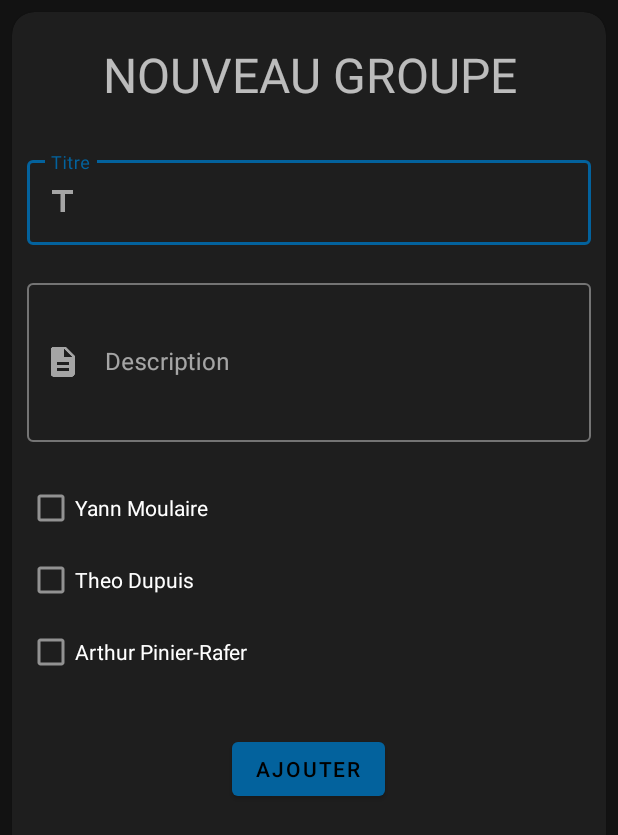
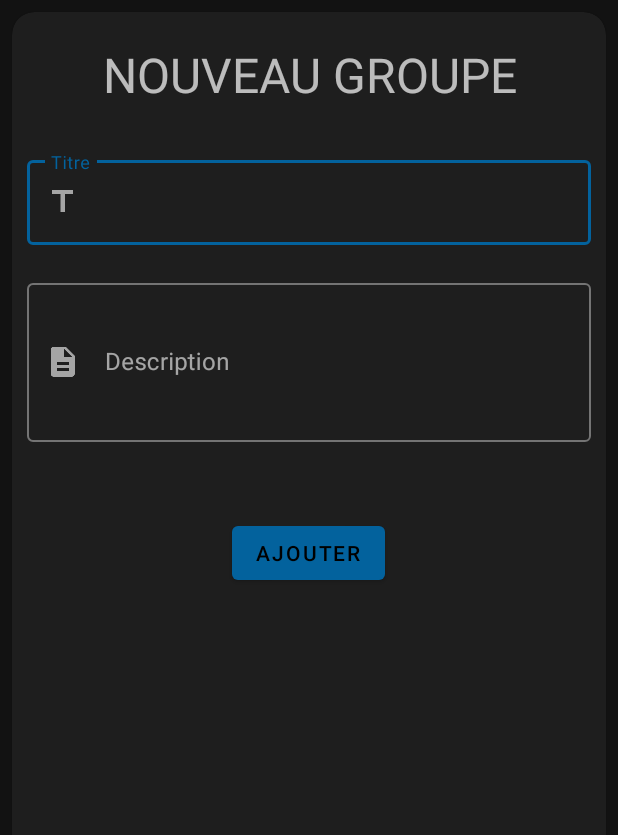
Before and after one commit to BoyPit/Telecount, an Android app: the GroupActivity screen opened directly, with no data from a screen before it, after a tap on an icon or button, on a phone screen of 412 x 824 dp. Shown: the top 835 px of the screen. Run offline under Robolectric (Android 15) with nearby library versions, the phone set to English and light mode, and no system bars.

```diff
--- a/app/src/main/java/com/vision/telecount/com/vision/telecount/activity/AddGroupActivity.java
+++ b/app/src/main/java/com/vision/telecount/com/vision/telecount/activity/AddGroupActivity.java
@@ -6,14 +6,17 @@ import android.content.Intent;
 import android.os.Bundle;
 import android.view.View;
 import android.widget.Button;
+import android.widget.ListView;
 
 import com.vision.telecount.R;
+import com.vision.telecount.com.vision.telecount.entity.Group;
 import com.vision.telecount.com.vision.telecount.entity.User;
+import com.vision.telecount.com.vision.telecount.entity.userList;
 
 import java.util.ArrayList;
 
 public class AddGroupActivity extends AppCompatActivity {
-
+    ListView list;
     private ArrayList<User> users;
 
     @Override
@@ -26,7 +29,16 @@ public class AddGroupActivity extends AppCompatActivity {
         if(intent != null && intent.getExtras() != null && intent.getExtras().get("users") != null) {
             users = (ArrayList<User>) intent.getExtras().get("users");
         }
+        else
+        {
+            users = new ArrayList<User>();
+        }
 
+        userList listUser = new userList(this, users);
+
+        list = (ListView) findViewById(R.id.list);
+
+        list.setAdapter(listUser);
         // Bouton de connexion de l'utilisateur
         Button button = (Button) findViewById(R.id.material_button);
         button.setOnClickListener(new View.OnClickListener() {
--- a/app/src/main/java/com/vision/telecount/com/vision/telecount/activity/GroupActivity.java
+++ b/app/src/main/java/com/vision/telecount/com/vision/telecount/activity/GroupActivity.java
@@ -91,7 +91,9 @@ public class GroupActivity extends AppCompatActivity {
         bt.setOnClickListener(new View.OnClickListener() {
             @Override
             public void onClick(View view) {
-                startActivity(new Intent(GroupActivity.this, AddGroupActivity.class));
+                Intent intent = new Intent(getBaseContext(), AddGroupActivity.class);
+                intent.putExtra("users", (Serializable) users);
+                startActivity(intent);
 
             }
         });
--- /dev/null
+++ b/app/src/main/java/com/vision/telecount/com/vision/telecount/entity/userList.java
@@ -0,0 +1,36 @@
+package com.vision.telecount.com.vision.telecount.entity;
+
+import android.app.Activity;
+import android.view.LayoutInflater;
+import android.view.View;
+import android.view.ViewGroup;
+import android.widget.ArrayAdapter;
+import android.widget.CheckBox;
+import android.widget.TextView;
+
+import com.vision.telecount.R;
+
+import java.util.ArrayList;
+
+public class userList extends ArrayAdapter<User> {
+
+    public userList(Activity context,
+                    ArrayList<User> users) {
+        super(context,0, users);
+        //  this.context = context;
+        // this.group = group;
+    }
+    @Override
+    public View getView(int position, View view, ViewGroup parent) {
+        // LayoutInflater inflater = context.getLayoutInflater();
+        User user = getItem(position);
+
+        if (view == null) {
+            view = LayoutInflater.from(getContext()).inflate(R.layout.user_check_box, parent, false);
+        }
+        // View rowView= inflater.inflate(R.layout.element, null, true);
+        CheckBox txtName = (CheckBox) view.findViewById(R.id.usrcb);
+        txtName.setText(user.getFirstName()+" "+user.getLastName());
+        return view;
+    }
+}
--- a/app/src/main/res/layout/addgroup.xml
+++ b/app/src/main/res/layout/addgroup.xml
@@ -70,22 +70,11 @@
                 android:layout_margin="10dp"
 
                 android:orientation="vertical">
-                <CheckBox
-                    android:id="@+id/first"
-
+                <ListView
+                    android:id="@+id/list"
                     android:layout_width="wrap_content"
-                    android:layout_height="wrap_content"
-                    android:text="Yann Moulaire"/>
-                <CheckBox
-                    android:id="@+id/second"
-                    android:layout_width="wrap_content"
-                    android:layout_height="wrap_content"
-                    android:text="Theo Dupuis"/>
-                <CheckBox
-                    android:id="@+id/third"
-                    android:layout_width="wrap_content"
-                    android:layout_height="wrap_content"
-                    android:text="Arthur Pinier-Rafer"/>
+                    android:layout_height="wrap_content" >
+                </ListView>
 
             </LinearLayout>
             <com.google.android.material.button.MaterialButton
--- /dev/null
+++ b/app/src/main/res/layout/user_check_box.xml
@@ -0,0 +1,6 @@
+<?xml version="1.0" encoding="utf-8"?>
+<CheckBox android:id="@+id/usrcb"
+    android:layout_width="wrap_content"
+    android:layout_height="wrap_content"
+    android:text="Arthur Pinier-Rafer"
+    xmlns:android="http://schemas.android.com/apk/res/android" />
```
